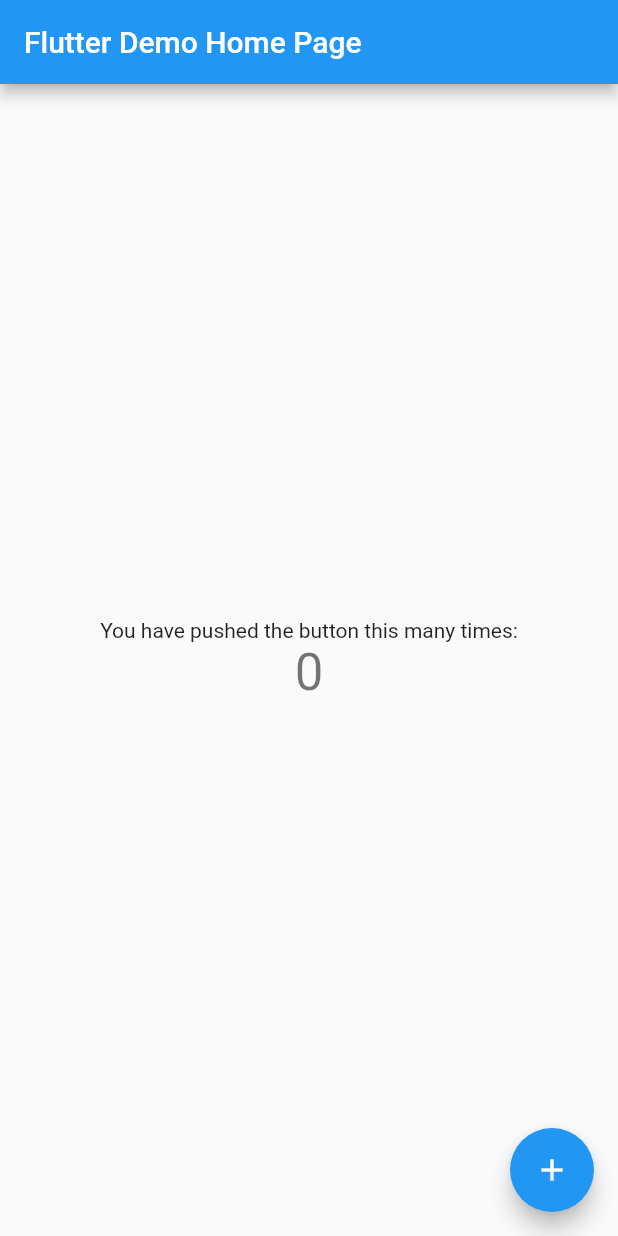
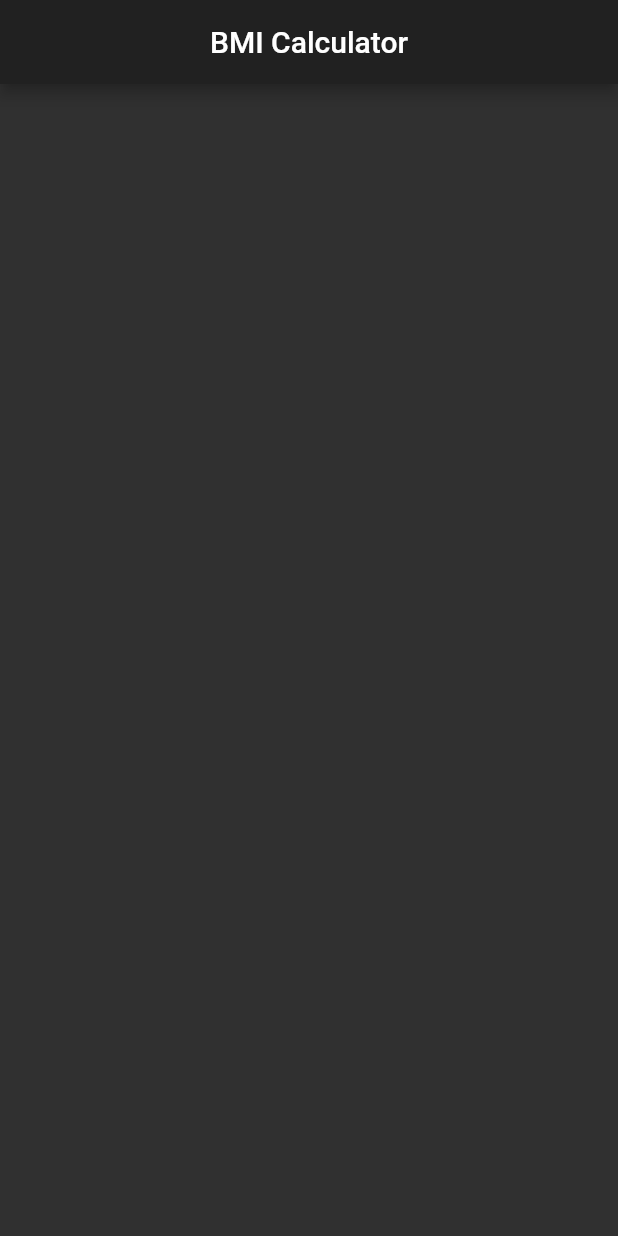
Before and after one commit to AMANDEEP-DAS/bmi-calculator, a Flutter app: the screen it shows after launch, on a phone screen of 412 x 824 dp. Run offline on Flutter 3.47's test engine with Material 2 defaults, Android fonts, the phone set to English and light mode, and no system bars.

Commit message:
basic structure added

```diff
--- a/lib/main.dart
+++ b/lib/main.dart
@@ -1,113 +1,7 @@
+import 'package:bmi_calculator/screens/input_screen.dart';
 import 'package:flutter/material.dart';
 
-void main() {
-  runApp(MyApp());
-}
-
-class MyApp extends StatelessWidget {
-  // This widget is the root of your application.
-  @override
-  Widget build(BuildContext context) {
-    return MaterialApp(
-      title: 'Flutter Demo',
-      theme: ThemeData(
-        // This is the theme of your application.
-        //
-        // Try running your application with "flutter run". You'll see the
-        // application has a blue toolbar. Then, without quitting the app, try
-        // changing the primarySwatch below to Colors.green and then invoke
-        // "hot reload" (press "r" in the console where you ran "flutter run",
-        // or simply save your changes to "hot reload" in a Flutter IDE).
-        // Notice that the counter didn't reset back to zero; the application
-        // is not restarted.
-        primarySwatch: Colors.blue,
-      ),
-      home: MyHomePage(title: 'Flutter Demo Home Page'),
-    );
-  }
-}
-
-class MyHomePage extends StatefulWidget {
-  MyHomePage({Key? key, required this.title}) : super(key: key);
-
-  // This widget is the home page of your application. It is stateful, meaning
-  // that it has a State object (defined below) that contains fields that affect
-  // how it looks.
-
-  // This class is the configuration for the state. It holds the values (in this
-  // case the title) provided by the parent (in this case the App widget) and
-  // used by the build method of the State. Fields in a Widget subclass are
-  // always marked "final".
-
-  final String title;
-
-  @override
-  _MyHomePageState createState() => _MyHomePageState();
-}
-
-class _MyHomePageState extends State<MyHomePage> {
-  int _counter = 0;
-
-  void _incrementCounter() {
-    setState(() {
-      // This call to setState tells the Flutter framework that something has
-      // changed in this State, which causes it to rerun the build method below
-      // so that the display can reflect the updated values. If we changed
-      // _counter without calling setState(), then the build method would not be
-      // called again, and so nothing would appear to happen.
-      _counter++;
-    });
-  }
-
-  @override
-  Widget build(BuildContext context) {
-    // This method is rerun every time setState is called, for instance as done
-    // by the _incrementCounter method above.
-    //
-    // The Flutter framework has been optimized to make rerunning build methods
-    // fast, so that you can just rebuild anything that needs updating rather
-    // than having to individually change instances of widgets.
-    return Scaffold(
-      appBar: AppBar(
-        // Here we take the value from the MyHomePage object that was created by
-        // the App.build method, and use it to set our appbar title.
-        title: Text(widget.title),
-      ),
-      body: Center(
-        // Center is a layout widget. It takes a single child and positions it
-        // in the middle of the parent.
-        child: Column(
-          // Column is also a layout widget. It takes a list of children and
-          // arranges them vertically. By default, it sizes itself to fit its
-          // children horizontally, and tries to be as tall as its parent.
-          //
-          // Invoke "debug painting" (press "p" in the console, choose the
-          // "Toggle Debug Paint" action from the Flutter Inspector in Android
-          // Studio, or the "Toggle Debug Paint" command in Visual Studio Code)
-          // to see the wireframe for each widget.
-          //
-          // Column has various properties to control how it sizes itself and
-          // how it positions its children. Here we use mainAxisAlignment to
-          // center the children vertically; the main axis here is the vertical
-          // axis because Columns are vertical (the cross axis would be
-          // horizontal).
-          mainAxisAlignment: MainAxisAlignment.center,
-          children: <Widget>[
-            Text(
-              'You have pushed the button this many times:',
-            ),
-            Text(
-              '$_counter',
-              style: Theme.of(context).textTheme.headline4,
-            ),
-          ],
-        ),
-      ),
-      floatingActionButton: FloatingActionButton(
-        onPressed: _incrementCounter,
-        tooltip: 'Increment',
-        child: Icon(Icons.add),
-      ), // This trailing comma makes auto-formatting nicer for build methods.
-    );
-  }
-}
+void main()=> runApp(MaterialApp(
+  theme: ThemeData.dark(),
+  home: InputScreen(),
+));
--- /dev/null
+++ b/lib/screens/input_screen.dart
@@ -0,0 +1,26 @@
+import 'package:flutter/material.dart';
+
+class InputScreen extends StatefulWidget {
+  const InputScreen({Key? key}) : super(key: key);
+
+  @override
+  _InputScreenState createState() => _InputScreenState();
+}
+
+class _InputScreenState extends State<InputScreen> {
+  @override
+  Widget build(BuildContext context) {
+    return Scaffold(
+      appBar: AppBar(
+        title: Center(child: Text('BMI Calculator')),
+      ),
+      body: Column(
+        children: [
+          Expanded(child: Row()),
+          Expanded(child: Row()),
+          Expanded(child: Row()),
+        ],
+      ),
+    );
+  }
+}
```
